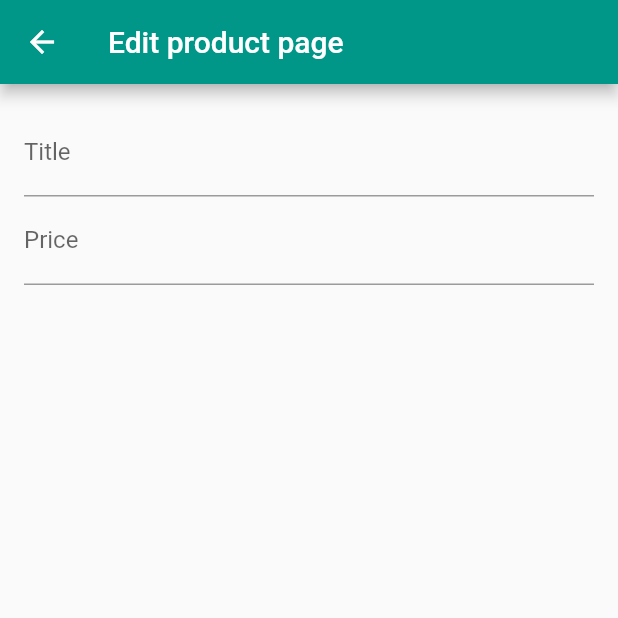
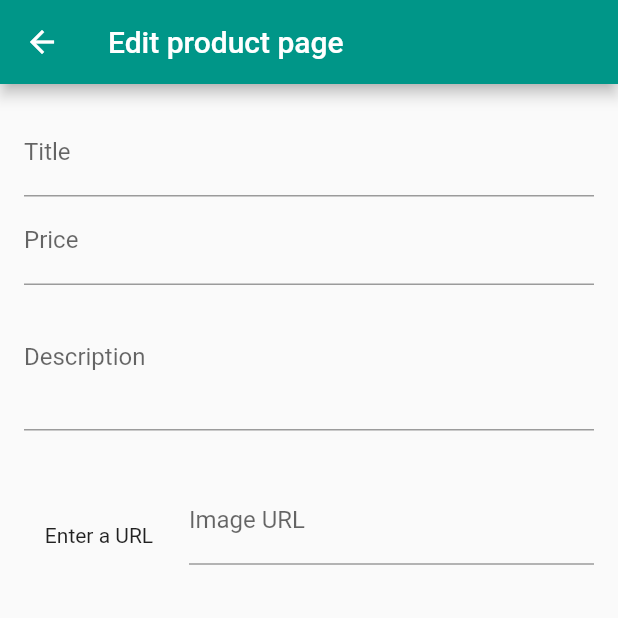
Before and after one commit to AlessandroDodi/shop_flutter_app, a Flutter app: the EditProductScreen screen opened by its route, on a phone screen of 412 x 824 dp, the top half of it. Run offline on Flutter 3.47's test engine with Material 2 defaults, Android fonts, the phone set to English and light mode, and no system bars; network calls fail.

Commit message:
Edit product screen

```diff
--- a/lib/screens/edit_product_screen.dart
+++ b/lib/screens/edit_product_screen.dart
@@ -10,10 +10,33 @@ class EditProductScreen extends StatefulWidget {
 
 class _EditProductScreenState extends State<EditProductScreen> {
   final _priceFocusNode = FocusNode();
+  final _descriptionFocusNode = FocusNode();
+  final _imageUrlFocusNode = FocusNode();
+  final _imageUrlController = TextEditingController();
+  void _updateImageUrl() {
+    if (!_imageUrlFocusNode.hasFocus) {
+      setState(() {});
+    }
+  }
+
+  @override
+  void initState() {
+    super.initState();
+    _imageUrlFocusNode.addListener(_updateImageUrl);
+  }
+
+  @override
+  void dispose() {
+    super.dispose();
+    _priceFocusNode.dispose();
+    _descriptionFocusNode.dispose();
+    _imageUrlFocusNode.removeListener(_updateImageUrl);
+  }
+
   @override
   Widget build(BuildContext context) {
     return Scaffold(
-      appBar: AppBar(title: Text('Edit product page')),
+      appBar: AppBar(title: const Text('Edit product page')),
       body: Padding(
         padding: const EdgeInsets.all(16),
         child: Form(
@@ -33,8 +56,52 @@ class _EditProductScreenState extends State<EditProductScreen> {
                   decoration: const InputDecoration(
                     labelText: 'Price',
                   ),
+                  onFieldSubmitted: (_) => FocusScope.of(context)
+                      .requestFocus(_descriptionFocusNode),
                   focusNode: _priceFocusNode,
                   textInputAction: TextInputAction.next,
+                ),
+                TextFormField(
+                  keyboardType: TextInputType.number,
+                  maxLines: 3,
+                  decoration: const InputDecoration(
+                    labelText: 'Description',
+                  ),
+                  focusNode: _descriptionFocusNode,
+                ),
+                Row(
+                  children: [
+                    ClipRRect(
+                      child: Container(
+                        width: 100,
+                        height: 100,
+                        margin: const EdgeInsets.only(
+                          top: 20,
+                          right: 10,
+                        ),
+                        // decoration: BoxDecoration(
+                        //     border: Border.all(width: 1, color: Colors.grey),
+                        //     borderRadius: BorderRadius.circular(20)),
+                        child: _imageUrlController.text.isEmpty
+                            ? const Center(child: Text('Enter a URL'))
+                            : FittedBox(
+                                child: Image.network(_imageUrlController.text,
+                                    fit: BoxFit.cover),
+                              ),
+                      ),
+                    ),
+                    Expanded(
+                      child: TextFormField(
+                          decoration:
+                              const InputDecoration(labelText: 'Image URL'),
+                          keyboardType: TextInputType.url,
+                          textInputAction: TextInputAction.done,
+                          controller: _imageUrlController,
+                          onEditingComplete: () {
+                            setState(() {});
+                          }),
+                    ),
+                  ],
                 ),
               ],
             ),
--- a/lib/widgets/user_product_item.dart
+++ b/lib/widgets/user_product_item.dart
@@ -12,7 +12,7 @@ class UserProductItem extends StatelessWidget {
       leading: CircleAvatar(
         backgroundImage: NetworkImage(imageUrl),
       ),
-      trailing: Container(
+      trailing: SizedBox(
         width: 100,
         child: Row(
           children: [
```
